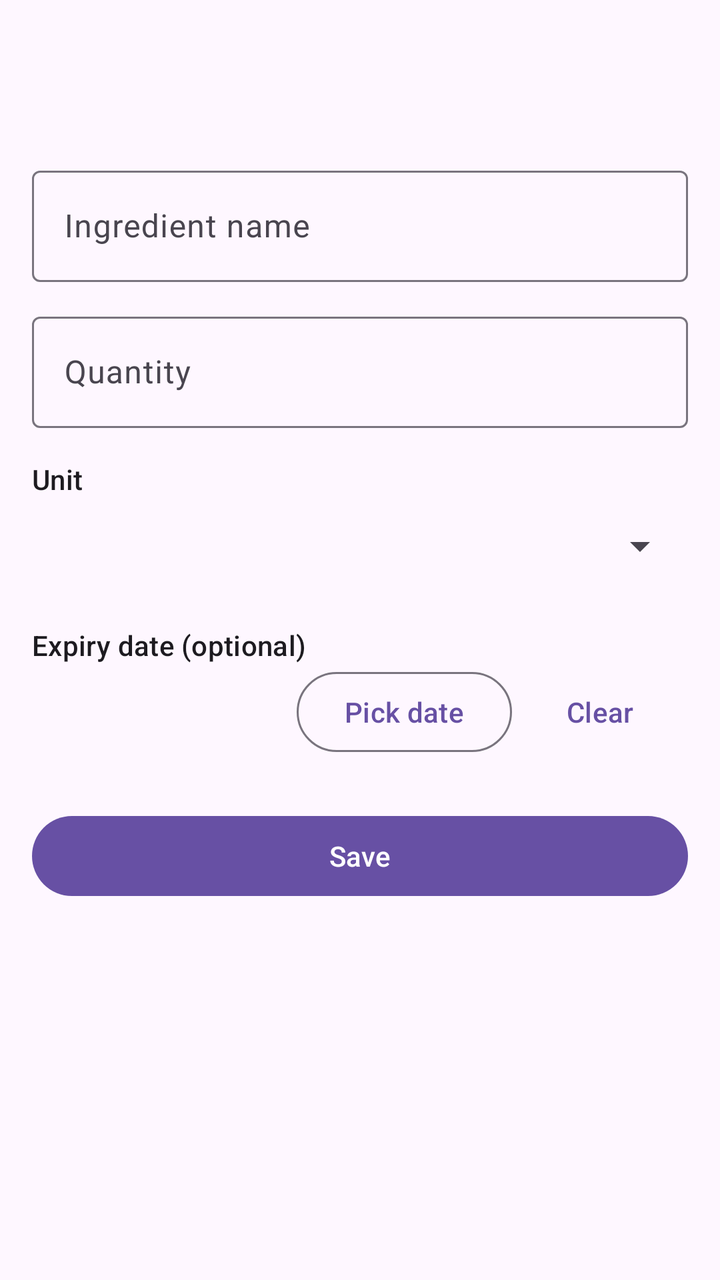
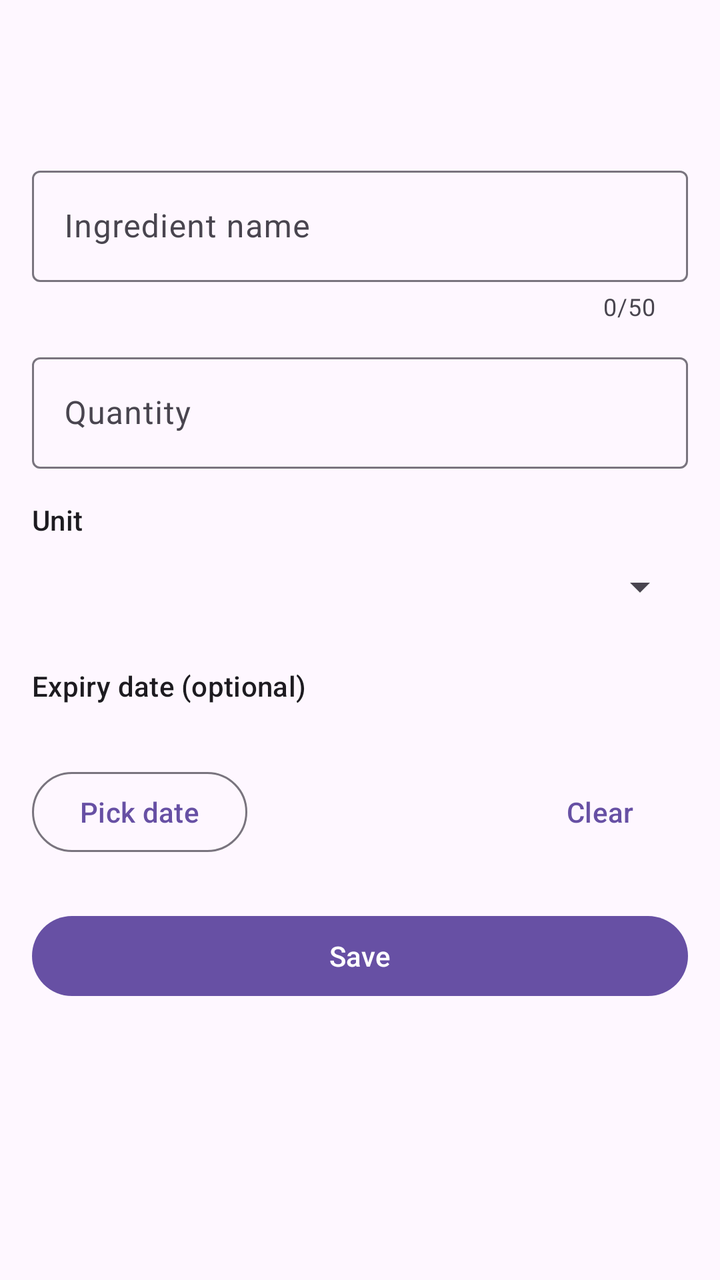

Compare the two renders of this Android layout. The source of the first and the diff that turns it into the second are given below.
<!-- AndroidManifest.xml: application theme Theme.Assignment -->
<!-- res/layout/activity_add_edit_ingredient.xml -->
<?xml version="1.0" encoding="utf-8"?>
<LinearLayout xmlns:android="http://schemas.android.com/apk/res/android"
    xmlns:tools="http://schemas.android.com/tools"
    android:layout_width="match_parent"
    android:layout_height="match_parent"
    android:fitsSystemWindows="true"
    android:orientation="vertical"
    tools:context=".ui.AddEditIngredientActivity">

    <com.google.android.material.appbar.MaterialToolbar
        android:id="@+id/toolbar"
        android:layout_width="match_parent"
        android:layout_height="?attr/actionBarSize" />

    <ScrollView
        android:layout_width="match_parent"
        android:layout_height="0dp"
        android:layout_weight="1">

        <LinearLayout
            android:layout_width="match_parent"
            android:layout_height="wrap_content"
            android:orientation="vertical"
            android:padding="16dp">

            <com.google.android.material.textfield.TextInputLayout
                android:id="@+id/layout_name"
                style="@style/Widget.Material3.TextInputLayout.OutlinedBox"
                android:layout_width="match_parent"
                android:layout_height="wrap_content"
                android:hint="@string/hint_name">

                <com.google.android.material.textfield.TextInputEditText
                    android:id="@+id/input_name"
                    android:layout_width="match_parent"
                    android:layout_height="wrap_content"
                    android:inputType="textCapWords"
                    android:maxLines="1" />
            </com.google.android.material.textfield.TextInputLayout>

            <com.google.android.material.textfield.TextInputLayout
                android:id="@+id/layout_quantity"
                style="@style/Widget.Material3.TextInputLayout.OutlinedBox"
                android:layout_width="match_parent"
                android:layout_height="wrap_content"
                android:layout_marginTop="12dp"
                android:hint="@string/hint_quantity">

                <com.google.android.material.textfield.TextInputEditText
                    android:id="@+id/input_quantity"
                    android:layout_width="match_parent"
                    android:layout_height="wrap_content"
                    android:inputType="numberDecimal"
                    android:maxLines="1" />
            </com.google.android.material.textfield.TextInputLayout>

            <TextView
                android:layout_width="wrap_content"
                android:layout_height="wrap_content"
                android:layout_marginTop="16dp"
                android:text="@string/label_unit"
                android:textAppearance="?attr/textAppearanceLabelLarge" />

            <Spinner
                android:id="@+id/spinner_unit"
                android:layout_width="match_parent"
                android:layout_height="wrap_content"
                android:minHeight="48dp" />

            <TextView
                android:layout_width="wrap_content"
                android:layout_height="wrap_content"
                android:layout_marginTop="16dp"
                android:text="@string/label_expiry"
                android:textAppearance="?attr/textAppearanceLabelLarge" />

            <LinearLayout
                android:layout_width="match_parent"
                android:layout_height="wrap_content"
                android:gravity="center_vertical"
                android:orientation="horizontal">

                <TextView
                    android:id="@+id/text_expiry_value"
                    android:layout_width="0dp"
                    android:layout_height="wrap_content"
                    android:layout_weight="1"
                    android:textAppearance="?attr/textAppearanceBodyLarge" />

                <Button
                    android:id="@+id/button_pick_date"
                    style="@style/Widget.Material3.Button.OutlinedButton"
                    android:layout_width="wrap_content"
                    android:layout_height="wrap_content"
                    android:text="@string/pick_date" />

                <Button
                    android:id="@+id/button_clear_date"
                    style="@style/Widget.Material3.Button.TextButton"
                    android:layout_width="wrap_content"
                    android:layout_height="wrap_content"
                    android:text="@string/clear_date" />
            </LinearLayout>

            <Button
                android:id="@+id/button_save"
                android:layout_width="match_parent"
                android:layout_height="wrap_content"
                android:layout_marginTop="24dp"
                android:text="@string/save" />
        </LinearLayout>
    </ScrollView>
</LinearLayout>
<!-- resources referenced by this layout -->
<resources>
  <string name="clear_date">Clear</string>
  <string name="hint_name">Ingredient name</string>
  <string name="hint_quantity">Quantity</string>
  <string name="label_expiry">Expiry date (optional)</string>
  <string name="label_unit">Unit</string>
  <string name="pick_date">Pick date</string>
  <string name="save">Save</string>
  <style name="Theme.Assignment" parent="Base.Theme.Assignment" />
  <style name="Base.Theme.Assignment" parent="Theme.Material3.DayNight.NoActionBar">
          
          
      </style>
</resources>

<!-- the commit's change to res/layout/activity_add_edit_ingredient.xml (unified diff, before → after) -->
@@ -1,5 +1,6 @@
 <?xml version="1.0" encoding="utf-8"?>
 <LinearLayout xmlns:android="http://schemas.android.com/apk/res/android"
+    xmlns:app="http://schemas.android.com/apk/res-auto"
     xmlns:tools="http://schemas.android.com/tools"
     android:layout_width="match_parent"
     android:layout_height="match_parent"
@@ -28,13 +29,16 @@
                 style="@style/Widget.Material3.TextInputLayout.OutlinedBox"
                 android:layout_width="match_parent"
                 android:layout_height="wrap_content"
-                android:hint="@string/hint_name">
+                android:hint="@string/hint_name"
+                app:counterEnabled="true"
+                app:counterMaxLength="50">
 
                 <com.google.android.material.textfield.TextInputEditText
                     android:id="@+id/input_name"
                     android:layout_width="match_parent"
                     android:layout_height="wrap_content"
                     android:inputType="textCapWords"
+                    android:maxLength="50"
                     android:maxLines="1" />
             </com.google.android.material.textfield.TextInputLayout>
 
@@ -51,6 +55,7 @@
                     android:layout_width="match_parent"
                     android:layout_height="wrap_content"
                     android:inputType="numberDecimal"
+                    android:maxLength="9"
                     android:maxLines="1" />
             </com.google.android.material.textfield.TextInputLayout>
 
@@ -74,18 +79,19 @@
                 android:text="@string/label_expiry"
                 android:textAppearance="?attr/textAppearanceLabelLarge" />
 
+            
+            <TextView
+                android:id="@+id/text_expiry_value"
+                android:layout_width="match_parent"
+                android:layout_height="wrap_content"
+                android:layout_marginTop="4dp"
+                android:textAppearance="?attr/textAppearanceBodyLarge" />
+
             <LinearLayout
                 android:layout_width="match_parent"
                 android:layout_height="wrap_content"
-                android:gravity="center_vertical"
+                android:layout_marginTop="4dp"
                 android:orientation="horizontal">
-
-                <TextView
-                    android:id="@+id/text_expiry_value"
-                    android:layout_width="0dp"
-                    android:layout_height="wrap_content"
-                    android:layout_weight="1"
-                    android:textAppearance="?attr/textAppearanceBodyLarge" />
 
                 <Button
                     android:id="@+id/button_pick_date"
@@ -93,6 +99,12 @@
                     android:layout_width="wrap_content"
                     android:layout_height="wrap_content"
                     android:text="@string/pick_date" />
+
+                
+                <Space
+                    android:layout_width="0dp"
+                    android:layout_height="0dp"
+                    android:layout_weight="1" />
 
                 <Button
                     android:id="@+id/button_clear_date"
